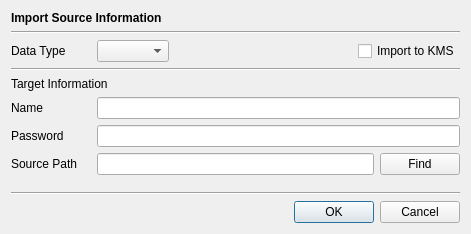
Qt form CertMan/import_dlg.ui (jykim74/CertMan) before a commit.
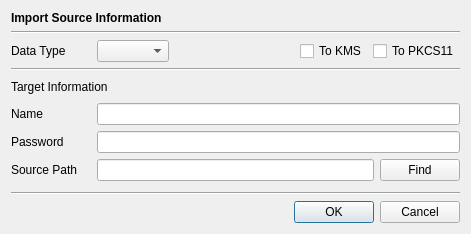
The same form after that commit.

The edit to the form file:
```diff
--- a/CertMan/import_dlg.ui
+++ b/CertMan/import_dlg.ui
@@ -77,7 +77,14 @@
      <item row="0" column="3">
       <widget class="QCheckBox" name="mImportKMSCheck">
        <property name="text">
-        <string>Import to KMS</string>
+        <string>To KMS</string>
+       </property>
+      </widget>
+     </item>
+     <item row="0" column="4">
+      <widget class="QCheckBox" name="mToPKCS11Check">
+       <property name="text">
+        <string>To PKCS11</string>
        </property>
       </widget>
      </item>
@@ -102,6 +109,19 @@
        </property>
       </widget>
      </item>
+     <item row="0" column="1">
+      <spacer name="horizontalSpacer_2">
+       <property name="orientation">
+        <enum>Qt::Horizontal</enum>
+       </property>
+       <property name="sizeHint" stdset="0">
+        <size>
+         <width>40</width>
+         <height>20</height>
+        </size>
+       </property>
+      </spacer>
+     </item>
     </layout>
    </item>
    <item>
```
Left out of the diff: 8 changed lines with no effect on the pictures.
